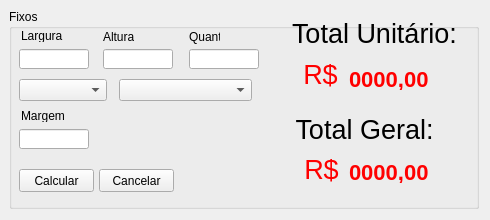
This is telas/tela_fixo.ui in pliniocefet/TemperCalc as Qt 5 draws it before an edit. The edited form follows.
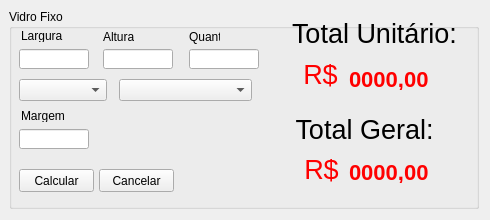
This is the edited form.

Diff of the .ui file:
```diff
--- a/telas/tela_fixo.ui
+++ b/telas/tela_fixo.ui
@@ -42,7 +42,7 @@
      </size>
     </property>
     <property name="title">
-     <string>Fixos</string>
+     <string>Vidro Fixo</string>
     </property>
     <widget class="QLabel" name="label_largura">
      <property name="geometry">
```
Left out of the diff: 17 changed lines with no effect on the pictures.
